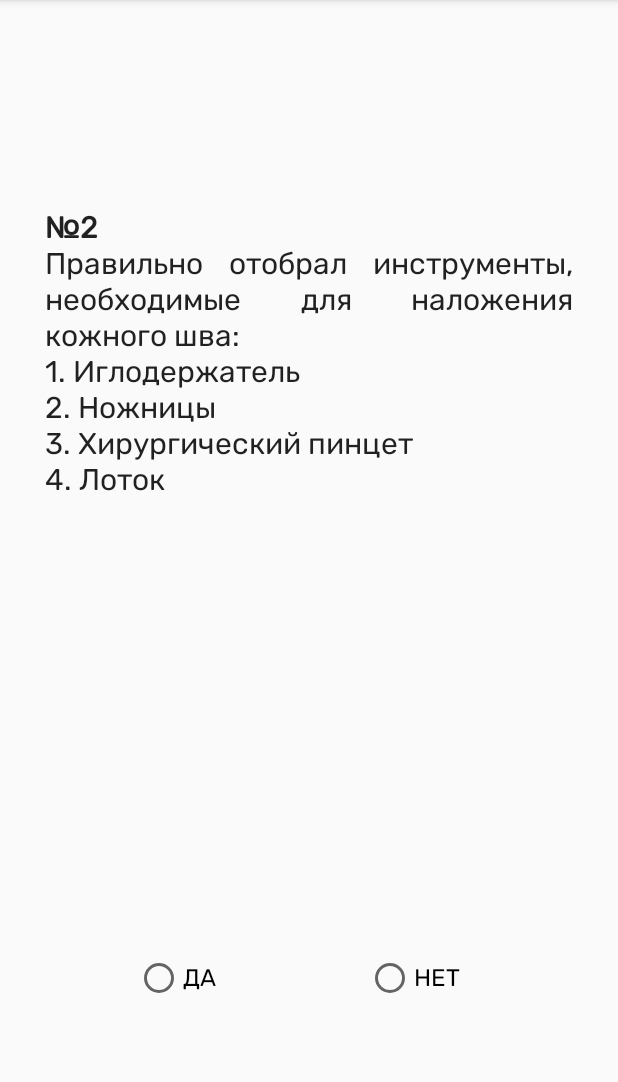
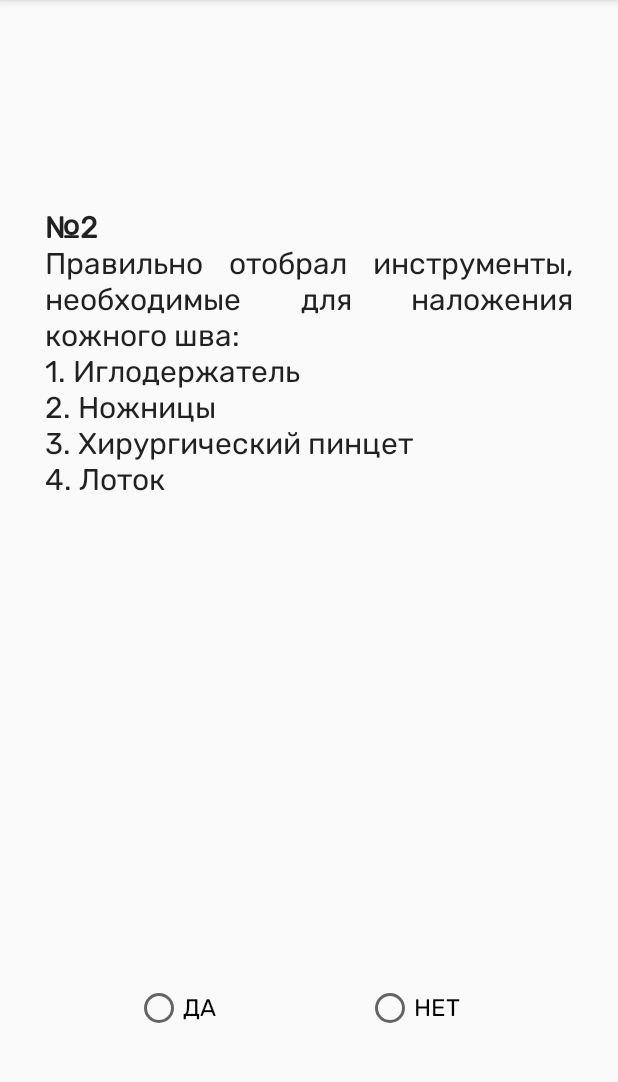
Before and after one commit to Dev-Sergio-android/Baikal, an Android app: the fragment fragmentOske shown on its own in the app's theme, on a phone screen of 412 x 824 dp, the part 84-1166 px from its top. Run offline under Robolectric (Android 15) with nearby library versions, the phone set to English and light mode, and no system bars.

Commit message:
Toolbar disconnected title on Russian Oske layout margin bottom change

```diff
--- a/app/src/main/java/itmo/bluetoothChecker/MainActivity.java
+++ b/app/src/main/java/itmo/bluetoothChecker/MainActivity.java
@@ -83,7 +83,7 @@ public class MainActivity extends AppCompatActivity {
             if (BluetoothDevice.ACTION_ACL_CONNECTED.equals(action)) {
                 toolbar.setSubtitle(R.string.statusConnected);
             } else if (BluetoothDevice.ACTION_ACL_DISCONNECTED.equals(action)) {
-                toolbar.setSubtitle(R.string.statusDisconnect);
+                toolbar.setSubtitle(R.string.title_not_connected);
             } else if (BluetoothAdapter.ACTION_STATE_CHANGED.equals(action)) {
                 if (intent.getIntExtra(BluetoothAdapter.EXTRA_STATE, -1)
                         == BluetoothAdapter.STATE_ON) {
@@ -211,8 +211,8 @@ public class MainActivity extends AppCompatActivity {
         //requestApplicationConfig();
 
         IntentFilter filter = new IntentFilter();
-        filter.addAction(BluetoothDevice.ACTION_ACL_CONNECTED);
-        filter.addAction(BluetoothDevice.ACTION_ACL_DISCONNECT_REQUESTED);
+//        filter.addAction(BluetoothDevice.ACTION_ACL_CONNECTED);
+//        filter.addAction(BluetoothDevice.ACTION_ACL_DISCONNECT_REQUESTED);
         filter.addAction(BluetoothDevice.ACTION_ACL_DISCONNECTED);
         this.registerReceiver(mReceiver, filter);
 
--- a/app/src/main/res/layout/fragment_oske.xml
+++ b/app/src/main/res/layout/fragment_oske.xml
@@ -23,7 +23,7 @@
         android:orientation="horizontal"
         android:layout_centerHorizontal="true"
         android:layout_alignParentBottom="true"
-        android:layout_marginBottom="100dp">
+        android:layout_marginBottom="80dp">
 
         <RadioButton
             android:id="@+id/rb_yes"
```
